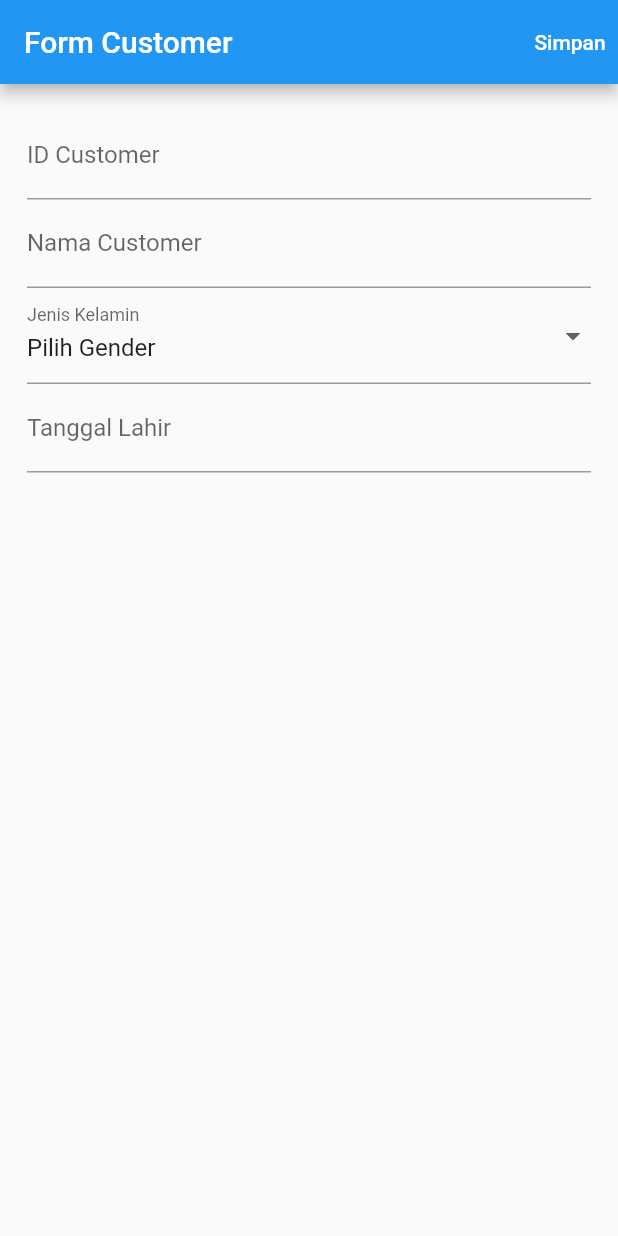
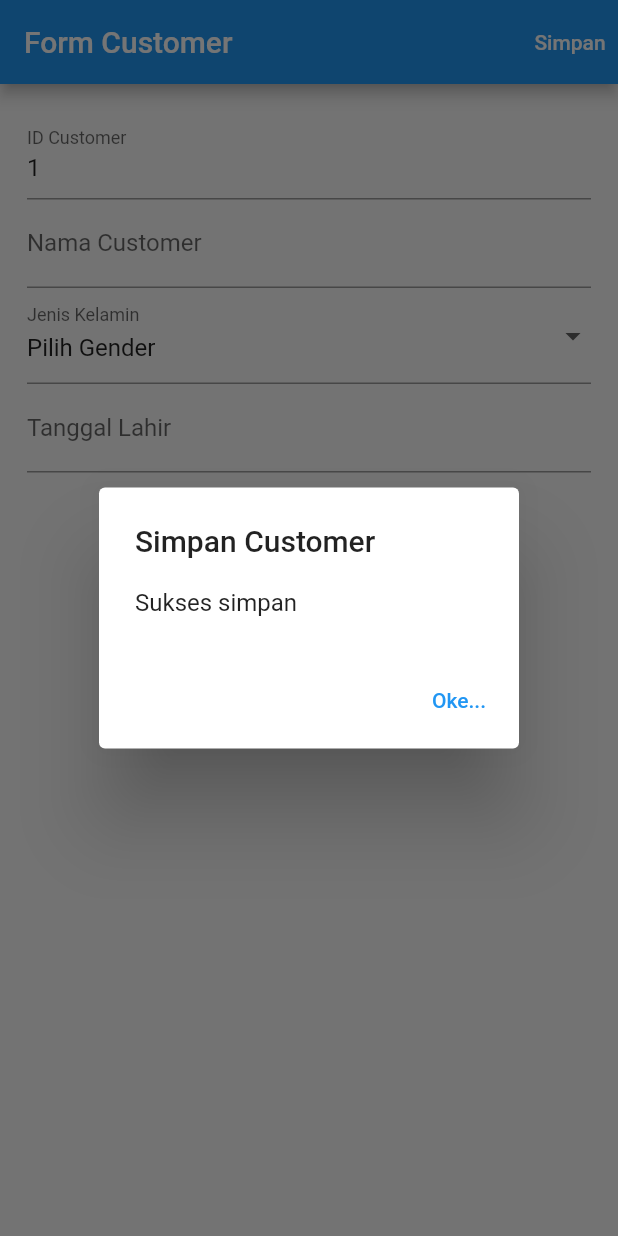
Before and after one commit to mtajudin98/crud_flutter, a Flutter app: the screen it shows after launch, after a tap on "Simpan", on a phone screen of 412 x 824 dp. Run offline on Flutter 3.47's test engine with Material 2 defaults, Android fonts, the phone set to English and light mode, and no system bars; our stand-ins replace sqflite; accounts and stored records are empty.

Commit message:
tambah fitur simpan data

```diff
--- a/lib/helper/dbhelper.dart
+++ b/lib/helper/dbhelper.dart
@@ -3,8 +3,8 @@ import 'package:sqflite/sqflite.dart';
 class DBHelper {
   static Database? _db;
 
-  static const String QUERY_TBL_PELANGGAN = """
-    CREATE TABLE pelangga(
+  static const String QUERY_TBL_CUSTOMER = """
+    CREATE TABLE customer(
       id INTEGER PRIMARY KEY,
       nama TEXT,
       gender TEXT,
@@ -18,7 +18,7 @@ class DBHelper {
 
   Future<Database> konekDB() async {
     return await openDatabase('dbku.db', version: 1, onCreate: (db, version) {
-      db.execute(QUERY_TBL_PELANGGAN);
+      db.execute(QUERY_TBL_CUSTOMER);
     });
   }
 }
--- a/lib/pages/customer/customer_form.dart
+++ b/lib/pages/customer/customer_form.dart
@@ -1,5 +1,7 @@
 import 'package:flutter/material.dart';
 import 'package:intl/intl.dart';
+
+import '../../helper/dbhelper.dart';
 
 class CustomerForm extends StatefulWidget {
   const CustomerForm({super.key});
@@ -16,6 +18,10 @@ class _CustomerFormState extends State<CustomerForm> {
     txtID = TextEditingController();
     txtNama = TextEditingController();
     txtTgllhr = TextEditingController();
+
+    lastID().then((value) {
+      txtID.text = '${value + 1}';
+    });
   }
 
   Widget txtInputID() => TextFormField(
@@ -63,14 +69,61 @@ class _CustomerFormState extends State<CustomerForm> {
       );
 
   Widget aksiSimpan() => TextButton(
-        onPressed: () {},
-        child: Text('Simpan', style: TextStyle(color: Colors.white)),
+        onPressed: () {
+          simpanData().then((h) {
+            var pesan = h == true ? 'Sukses simpan' : 'Gagal simpan';
+            showDialog(
+                context: context,
+                builder: (bc) => AlertDialog(
+                      title: const Text('Simpan Customer'),
+                      content: Text(pesan),
+                      actions: [
+                        TextButton(
+                            onPressed: () {
+                              Navigator.pop(context);
+                            },
+                            child: const Text('Oke...'))
+                      ],
+                    ));
+          });
+        },
+        child: const Text('Simpan', style: TextStyle(color: Colors.white)),
       );
+  Future<int> lastID() async {
+    try {
+      final _db = await DBHelper.db();
+      const query = 'SELECT MAX(id) as id FROM customer';
+      final ls = (await _db?.rawQuery(query))!;
+      if (ls.isNotEmpty) {
+        return int.tryParse('${ls[0]['id']}') ?? 0;
+      }
+    } catch (e) {
+      print('error lastid $e');
+    }
+    return 0;
+  }
+
+  Future<bool> simpanData() async {
+    try {
+      final _db = await DBHelper.db();
+      var data = {
+        'id': txtID.value.text,
+        'nama': txtNama.value.text,
+        'gender': gender,
+        'tgl_lahir': txtTgllhr.value.text,
+      };
+      final id = await _db?.insert('customer', data);
+      return id! > 0;
+      // ignore: empty_catches
+    } catch (e) {}
+    return false;
+  }
+
   @override
   Widget build(BuildContext context) {
     return Scaffold(
       appBar: AppBar(
-        title: Text('Form Customer'),
+        title: const Text('Form Customer'),
         actions: [aksiSimpan()],
       ),
       body: Padding(
```
